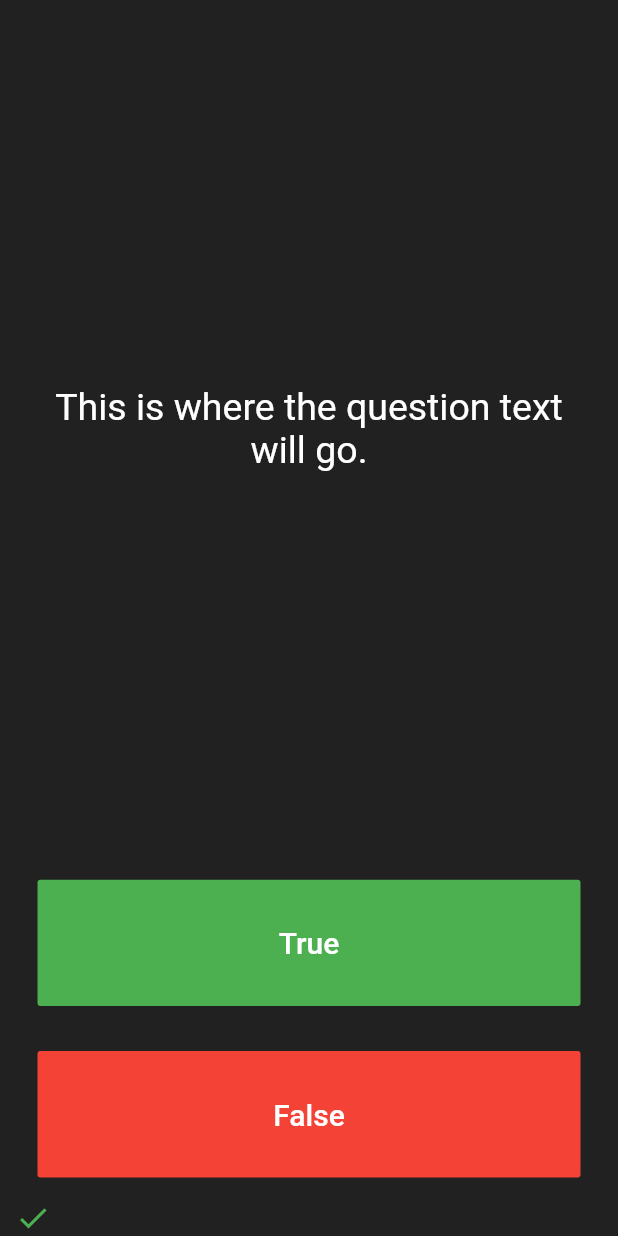
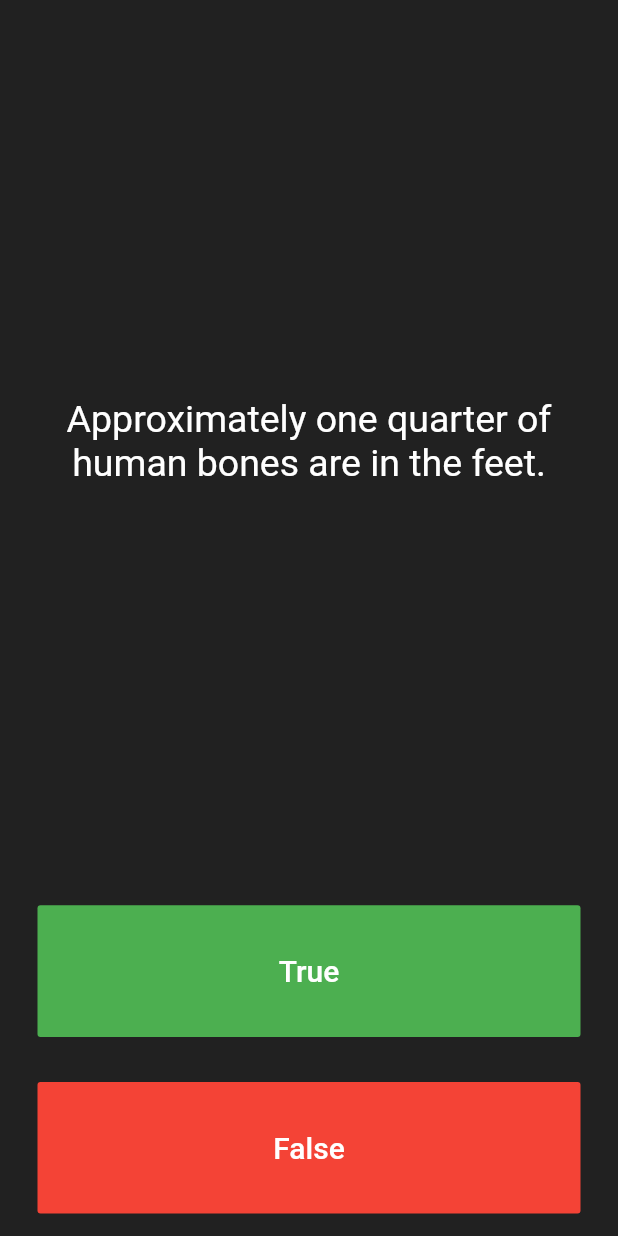
Before and after one commit to londonappbrewery/quizzler-flutter, a Flutter app: the screen it shows after launch, after a tap on "True", on a phone screen of 412 x 824 dp. Run offline on Flutter 3.47's test engine with Material 2 defaults, Android fonts, the phone set to English and light mode, and no system bars.

Commit message:
created question class and added some icons,

```diff
--- a/lib/main.dart
+++ b/lib/main.dart
@@ -1,4 +1,5 @@
 import 'package:flutter/material.dart';
+import 'question.dart';
 
 //new quiz app by Elderied
 
@@ -22,11 +23,45 @@ class Quizzler extends StatelessWidget {
 }
 
 class QuizPage extends StatefulWidget {
+
+
+
   @override
   _QuizPageState createState() => _QuizPageState();
 }
 
 class _QuizPageState extends State<QuizPage> {
+  List<Icon> scoreKeeper = [];
+/*
+  List<String> questions = [
+    'You can lead a cow down stairs but not up stairs.',
+    'Approximately one quarter of human bones are in the feet.',
+    'A slug\'s blood is green.',
+
+  ];
+
+    List<bool> answers = [
+    false,
+  true,
+  true,
+  ];
+
+*/
+
+  List <Question> questionBank=[
+
+    Question(q:'You can lead a cow down stairs but not up stairs.', a: false ),
+    Question(q:'Approximately one quarter of human bones are in the feet.', a: true ),
+    Question(q:'A slug\'s blood is green.', a: true ),
+
+
+
+  ];
+
+  int questionNum = 0;
+
+
+
   @override
   Widget build(BuildContext context) {
     return Column(
@@ -39,7 +74,7 @@ class _QuizPageState extends State<QuizPage> {
             padding: EdgeInsets.all(10.0),
             child: Center(
               child: Text(
-                'This is where the question text will go.',
+                questionBank[questionNum].questionText,
                 textAlign: TextAlign.center,
                 style: TextStyle(
                   fontSize: 25.0,
@@ -64,6 +99,16 @@ class _QuizPageState extends State<QuizPage> {
               ),
               onPressed: () {
                 //The user picked true.
+                bool correctAnswer = questionBank[questionNum].questionAnswers;
+                if (correctAnswer == true){
+
+                } else {
+                  print('wrong');
+                }
+                setState(() {
+                  questionNum ++;
+
+                });
               },
             ),
           ),
@@ -82,19 +127,15 @@ class _QuizPageState extends State<QuizPage> {
               ),
               onPressed: () {
                 //The user picked false.
+                questionNum ++;
               },
             ),
           ),
         ),
         Row(
-          children: <Widget>[
-            Icon(
-              Icons.check,
-              color: Colors.green,
-            ),
-          ],
+          children: scoreKeeper
         )
-        //TODO create icons widgets
+        //TODO: create icons widgets
       ],
     );
   }
--- /dev/null
+++ b/lib/question.dart
@@ -0,0 +1,20 @@
+
+
+import 'package:flutter/cupertino.dart';
+
+class Question {
+
+
+  String questionText;
+  bool questionAnswers;
+
+
+  Question({String q, bool a}){
+
+
+    questionText = q;
+    questionAnswers = a;
+
+  }
+
+}
```
